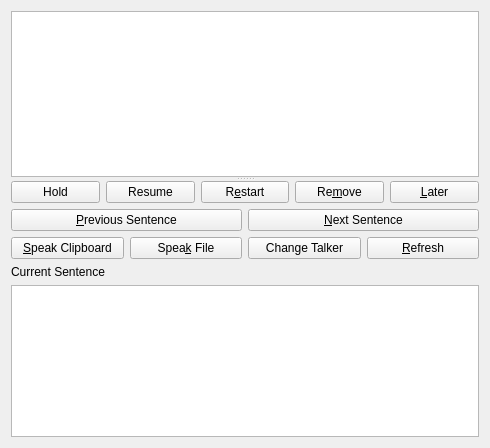
Qt form kttsjobmgr/kttsjobmgr.ui (KDE/jovie) before a commit.
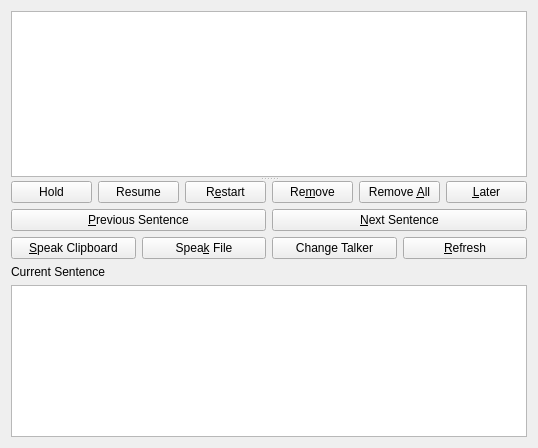
The same form after that commit. Custom widgets are drawn as their Qt base class.

Commit message: add a remove all jobs button

```diff
--- a/kttsjobmgr/kttsjobmgr.ui
+++ b/kttsjobmgr/kttsjobmgr.ui
@@ -5,7 +5,7 @@
    <rect>
     <x>0</x>
     <y>0</y>
-    <width>490</width>
+    <width>538</width>
     <height>448</height>
    </rect>
   </property>
@@ -35,7 +35,7 @@
        <bool>false</bool>
       </property>
      </widget>
-     <widget class="QWidget" name="" >
+     <widget class="QWidget" name="layoutWidget" >
       <layout class="QVBoxLayout" name="verticalLayout" >
        <item>
         <layout class="QHBoxLayout" name="horizontalLayout" >
@@ -79,6 +79,13 @@
            </property>
           </widget>
          </item>
+         <item>
+          <widget class="KPushButton" name="job_removeall" >
+           <property name="text" >
+            <string>Remove &amp;All</string>
+           </property>
+          </widget>
+         </item>
          <item>
           <widget class="KPushButton" name="job_later" >
            <property name="whatsThis" >
```
The commit also changes 2 other files.
